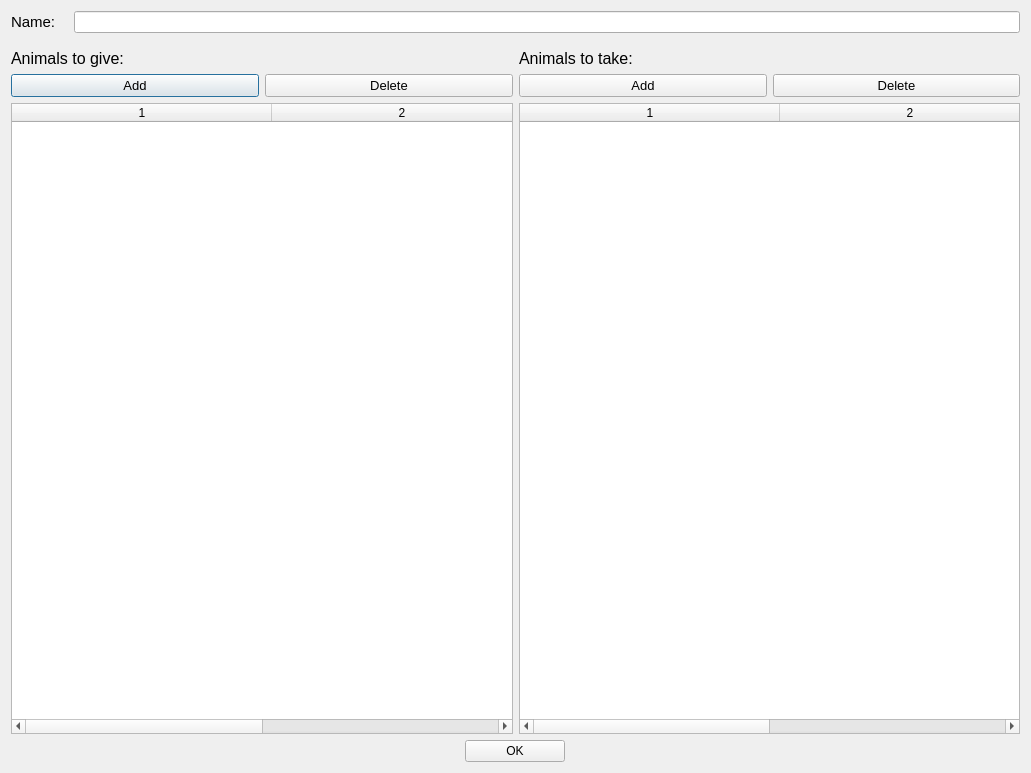
Above: uis/client.ui from nocrater/shelter_oop before the change. Below: the same form after it.
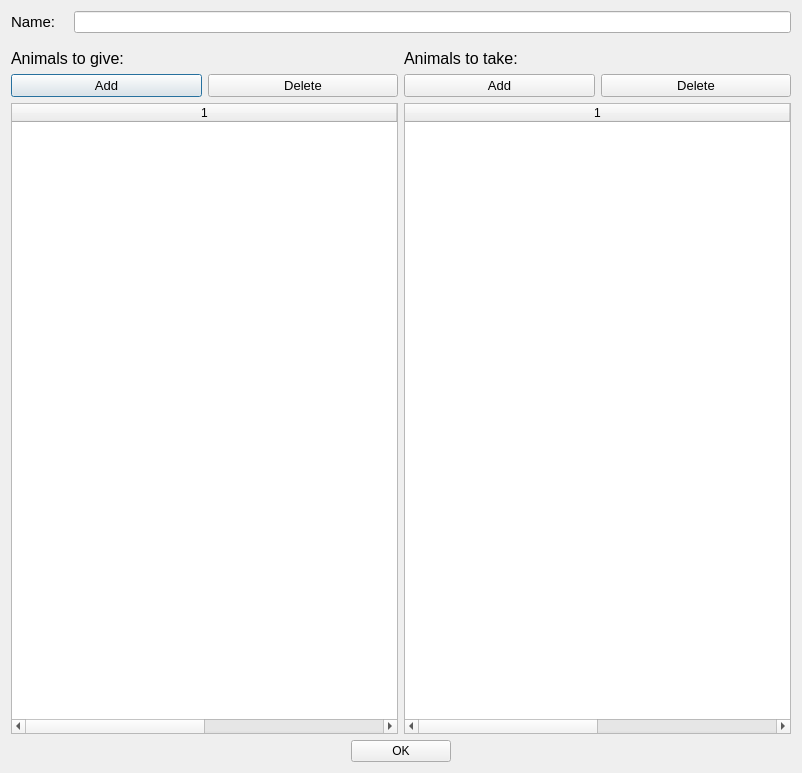
That is the form after the change.

Commit message: Added clients orm and controllers

Patch:
```diff
--- a/uis/client.ui
+++ b/uis/client.ui
@@ -6,7 +6,7 @@
    <rect>
     <x>0</x>
     <y>0</y>
-    <width>1031</width>
+    <width>802</width>
     <height>773</height>
    </rect>
   </property>
@@ -120,7 +120,7 @@
             <number>2</number>
            </property>
            <attribute name="horizontalHeaderDefaultSectionSize">
-            <number>260</number>
+            <number>385</number>
            </attribute>
            <attribute name="horizontalHeaderMinimumSectionSize">
             <number>70</number>
@@ -201,7 +201,7 @@
             <number>2</number>
            </property>
            <attribute name="horizontalHeaderDefaultSectionSize">
-            <number>260</number>
+            <number>385</number>
            </attribute>
            <attribute name="horizontalHeaderMinimumSectionSize">
             <number>70</number>
```
Left out of the diff: 2 changed lines with no effect on the pictures. The commit also changes 12 other files.
